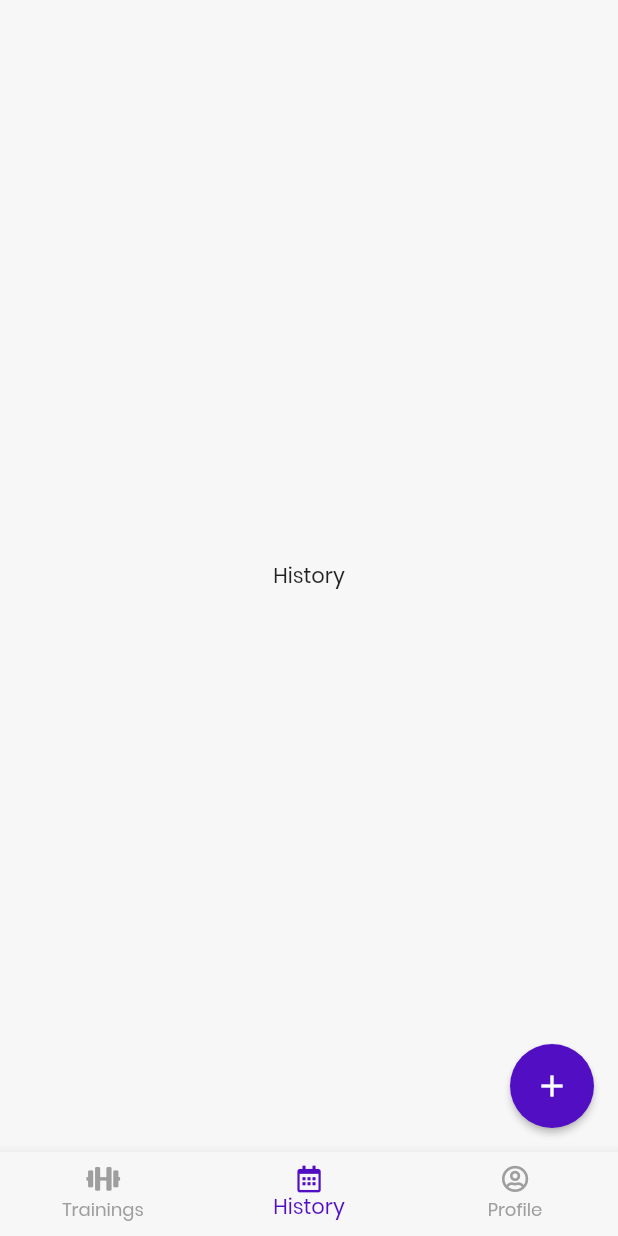
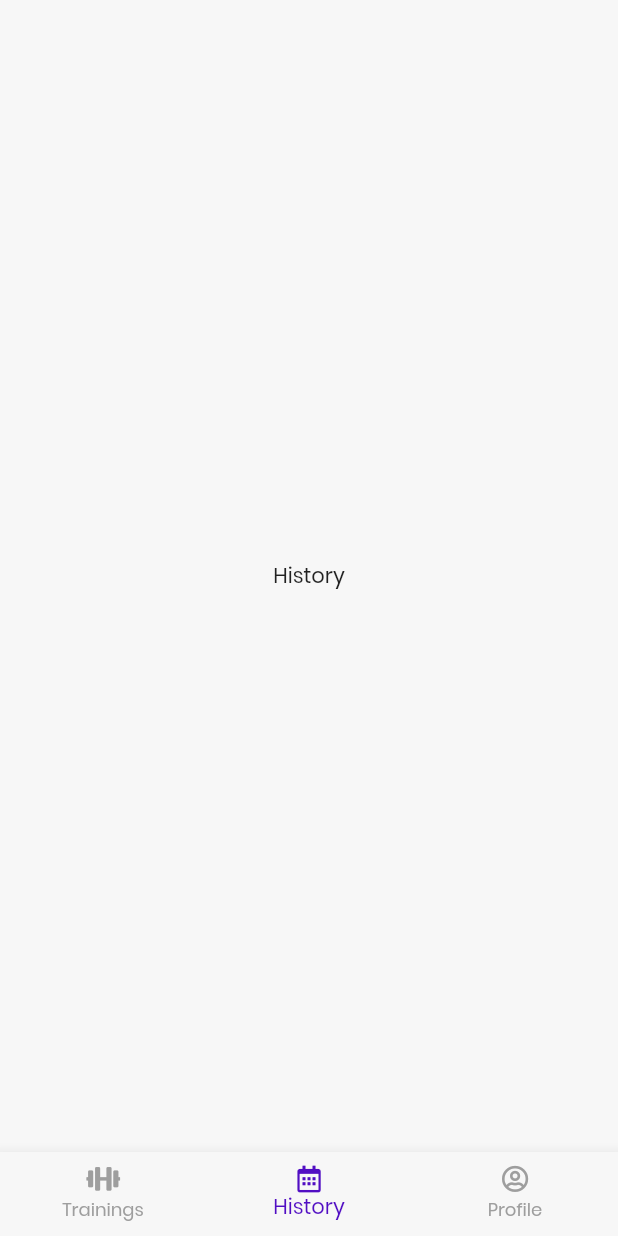
Before and after one commit to cingopablo/workout_app, a Flutter app: the screen it shows after launch, item 2 of the bottom bar chosen, on a phone screen of 412 x 824 dp. Run offline on Flutter 3.47's test engine with Material 2 defaults, Android fonts, the phone set to English and light mode, and no system bars; our stand-ins replace font_awesome_flutter, numberpicker.

Commit message:
Fixed FAB

```diff
--- a/lib/screens/tabs_screen.dart
+++ b/lib/screens/tabs_screen.dart
@@ -90,7 +90,8 @@ class _TabsScreenState extends State<TabsScreen> {
           ),
         ],
       ),
-      floatingActionButton: FloatingActionButton(
+      floatingActionButton: _selectedPageIndex == 0
+          ? FloatingActionButton(
               onPressed: () {
                 Navigator.of(context).pushNamed(NewWorkout.routeName);
               },
@@ -98,7 +99,8 @@ class _TabsScreenState extends State<TabsScreen> {
               backgroundColor: Theme.of(context).primaryColor,
               foregroundColor: Colors.white,
               child: Icon(Icons.add),
-      ),
+            )
+          : null,
       floatingActionButtonLocation: FloatingActionButtonLocation.endFloat,
     );
   }
```
Lines whose indentation alone changed are shown as unchanged.
